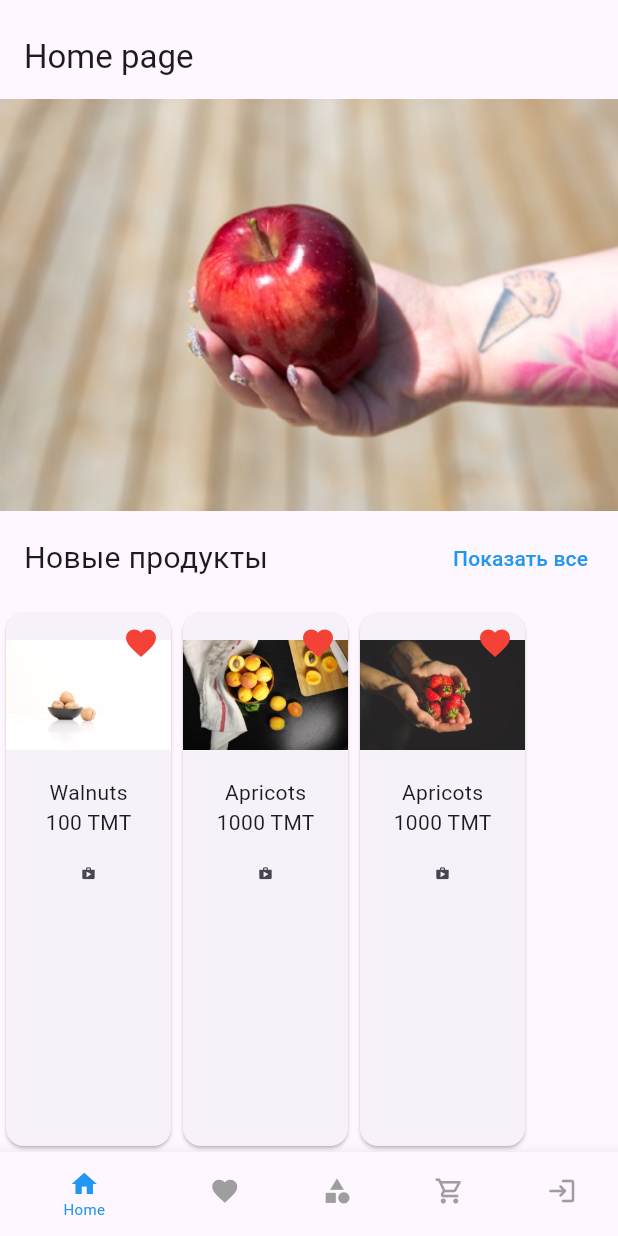
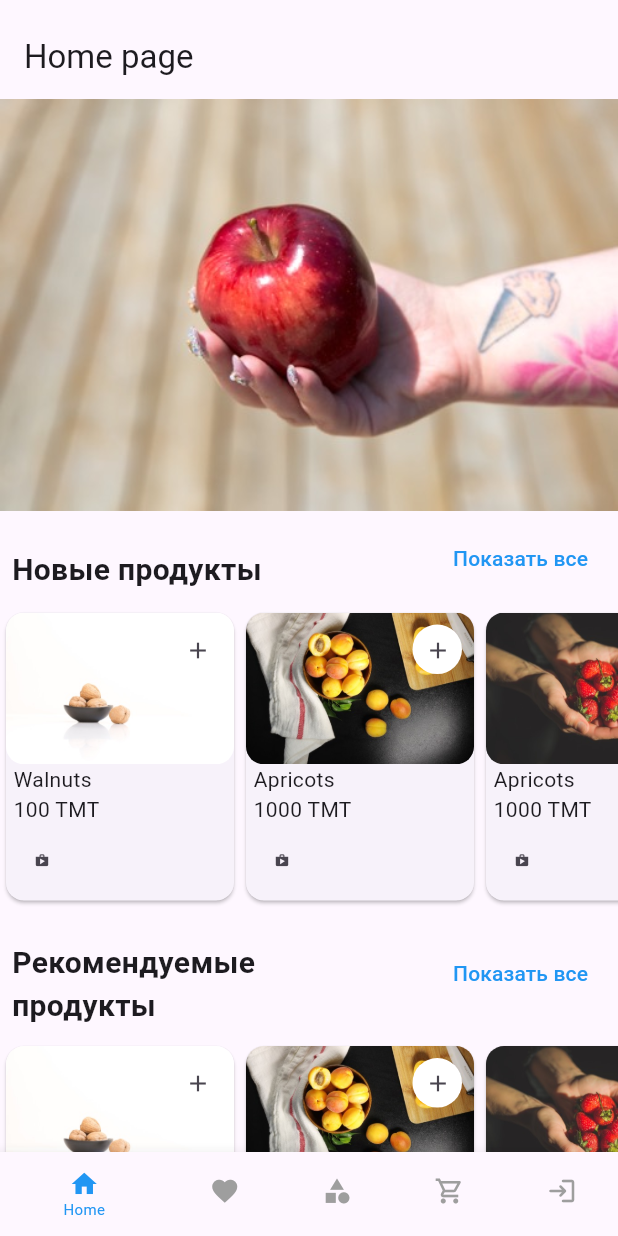
Before and after one commit to Muhammetb123/eshop, a Flutter app: the screen it shows after launch, on a phone screen of 412 x 824 dp. Run offline on Flutter 3.47's test engine with Material 3 defaults, Android fonts, the phone set to English and light mode, and no system bars; missing offline and left inert: dart:ffi.

Commit message:
home_page

```diff
--- a/flutter/lib/view/pages/home/components/home_page.dart
+++ b/flutter/lib/view/pages/home/components/home_page.dart
@@ -6,6 +6,15 @@ class HomePage extends StatelessWidget {
 
   @override
   Widget build(BuildContext context) {
+    List<String> categoryNames = [
+      "Новые продукты",
+      "Рекомендуемые продукты",
+      "Скидки и акции",
+      "Мясная продукция",
+      "Хлебобулочные изделия",
+      "Макаронные изделия и крупы"
+    ];
+
     List<Map<String, dynamic>> products = [
       {
         "image": "assets/images/walnuts.jpg",
@@ -26,26 +35,37 @@ class HomePage extends StatelessWidget {
     return SafeArea(
       child: Scaffold(
           appBar: AppBar(title: Text('Home page')),
-          body: Column(children: [
+          body: ListView(children: [
             Center(
               child: Image.asset(
                 "assets/images/apple-in-hand.jpg",
               ),
             ),
+            ...categoryNames.map(
+              (e) => Column(
+                children: [
                   Padding(
                     padding: const EdgeInsets.all(8.0),
                     child: Row(
                       mainAxisAlignment: MainAxisAlignment.spaceBetween,
                       children: [
                         Padding(
-                    padding: const EdgeInsets.all(8.0),
+                          padding: const EdgeInsets.only(top: 15.0),
+                          child: Container(
+                            width: 200,
                             child: Text(
-                      "Новые продукты", //Title
-                      style: TextStyle(fontSize: 20),
+                              e, // Category
+                              style: TextStyle(
+                                  fontSize: 20, fontWeight: FontWeight.w600),
+                            ),
                           ),
                         ),
                         TextButton(
                           style: ButtonStyle(),
+                          child: Text(
+                            "Показать все",
+                            style: TextStyle(color: Colors.blue),
+                          ),
                           onPressed: () {
                             Navigator.push(
                                 context,
@@ -53,41 +73,57 @@ class HomePage extends StatelessWidget {
                                   builder: (context) => NewProducts(),
                                 ));
                           },
-                    child: Text(
-                      "Показать все",
-                      style: TextStyle(color: Colors.blue),
-                    ),
                         ),
                       ],
                     ),
                   ),
-            Expanded(
+                  SizedBox(
+                    height: 200,
                     child: ListView.builder(
                       scrollDirection: Axis.horizontal,
                       itemCount: products.length,
                       itemBuilder: (context, index) {
-                  return Card(
+                        return SizedBox(
+                          width: 160,
+                          child: Card(
                             child: Column(
+                              crossAxisAlignment: CrossAxisAlignment.start,
                               children: [
                                 Stack(
                                   children: [
                                     ClipRRect(
-                              borderRadius: BorderRadiusGeometry.circular(12),
+                                      borderRadius:
+                                          BorderRadiusGeometry.circular(12),
                                       child: Image.asset(
                                         products[index]["image"],
-                                height: 110,
-                                width: 110,
+                                        // height: 110,
+                                        // width: 110,
                                       ),
                                     ),
                                     Positioned(
-                              child: Icon(Icons.favorite, color: Colors.red),
                                         top: 8,
                                         right: 8,
+                                        height: 33,
+                                        width: 33,
+                                        child: IconButton(
+                                          iconSize: 18,
+                                          style: ButtonStyle(
+                                              backgroundColor:
+                                                  WidgetStateProperty.all(
+                                                      Colors.white),
+                                              elevation:
+                                                  WidgetStateProperty.all(20)),
+                                          onPressed: () {},
+                                          icon: Icon(Icons.add),
+                                        )
+
+                                        // Icon(Icons.add, color: Colors.red),
                                         ),
                                   ],
                                 ),
                                 Padding(
-                          padding: const EdgeInsets.all(0.0),
+                                  padding: const EdgeInsets.symmetric(
+                                      horizontal: 5.0),
                                   child: Text(
                                     products[index]["title"],
                                     // maxLines: 2,
@@ -95,7 +131,8 @@ class HomePage extends StatelessWidget {
                                   ),
                                 ),
                                 Padding(
-                          padding: const EdgeInsets.symmetric(horizontal: 5.0),
+                                  padding: const EdgeInsets.symmetric(
+                                      horizontal: 5.0),
                                   child: Row(
                                     children: [
                                       Text(
@@ -112,8 +149,12 @@ class HomePage extends StatelessWidget {
                                 ),
                               ],
                             ),
+                          ),
                         );
                       },
+                    ),
+                  ),
+                ],
               ),
             ),
           ])),
```
Lines whose indentation alone changed are shown as unchanged.
